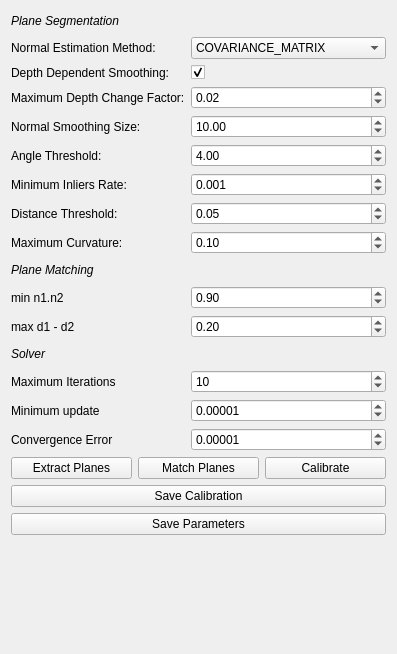
Before: the Qt Designer form gui/config/CCalibFromPlanesConfig.ui in MRPT/autocalib-sensor-extrinsics, drawn with Qt 5.
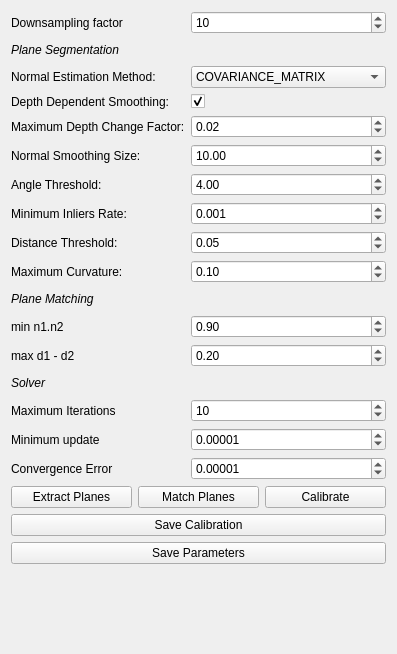
After: the same form once the commit is applied.

Patch:
```diff
--- a/gui/config/CCalibFromPlanesConfig.ui
+++ b/gui/config/CCalibFromPlanesConfig.ui
@@ -28,14 +28,14 @@
   <layout class="QVBoxLayout" name="verticalLayout">
    <item>
     <layout class="QFormLayout" name="params_group_form">
-     <item row="1" column="0">
+     <item row="2" column="0">
       <widget class="QLabel" name="normal_estimation_method_label">
        <property name="text">
         <string>Normal Estimation Method:</string>
        </property>
       </widget>
      </item>
-     <item row="1" column="1">
+     <item row="2" column="1">
       <widget class="QComboBox" name="ne_method_cbox">
        <property name="sizePolicy">
         <sizepolicy hsizetype="Preferred" vsizetype="Fixed">
@@ -60,14 +60,14 @@
        </item>
       </widget>
      </item>
-     <item row="2" column="0">
+     <item row="3" column="0">
       <widget class="QLabel" name="depth_smoothing_label">
        <property name="text">
         <string>Depth Dependent Smoothing:</string>
        </property>
       </widget>
      </item>
-     <item row="2" column="1">
+     <item row="3" column="1">
       <widget class="QCheckBox" name="depth_dependent_smoothing_check">
        <property name="text">
         <string/>
@@ -80,14 +80,14 @@
        </property>
       </widget>
      </item>
-     <item row="3" column="0">
+     <item row="4" column="0">
       <widget class="QLabel" name="depth_change_threshold_label">
        <property name="text">
         <string>Maximum Depth Change Factor:</string>
        </property>
       </widget>
      </item>
-     <item row="3" column="1">
+     <item row="4" column="1">
       <widget class="QDoubleSpinBox" name="max_depth_change_factor_sbox">
        <property name="singleStep">
         <double>0.010000000000000</double>
@@ -97,14 +97,14 @@
        </property>
       </widget>
      </item>
-     <item row="4" column="0">
+     <item row="5" column="0">
       <widget class="QLabel" name="normal_smoothing_size_label">
        <property name="text">
         <string>Normal Smoothing Size:</string>
        </property>
       </widget>
      </item>
-     <item row="4" column="1">
+     <item row="5" column="1">
       <widget class="QDoubleSpinBox" name="normal_smoothing_size_sbox">
        <property name="singleStep">
         <double>0.500000000000000</double>
@@ -114,14 +114,14 @@
        </property>
       </widget>
      </item>
-     <item row="6" column="0">
+     <item row="7" column="0">
       <widget class="QLabel" name="angle_threshold_label">
        <property name="text">
         <string>Angle Threshold:</string>
        </property>
       </widget>
      </item>
-     <item row="6" column="1">
+     <item row="7" column="1">
       <widget class="QDoubleSpinBox" name="angle_threshold_sbox">
        <property name="sizePolicy">
         <sizepolicy hsizetype="Preferred" vsizetype="Fixed">
@@ -134,14 +134,14 @@
        </property>
       </widget>
      </item>
-     <item row="7" column="0">
+     <item row="8" column="0">
       <widget class="QLabel" name="minimum_inliers_label">
        <property name="text">
         <string>Minimum Inliers Rate:</string>
        </property>
       </widget>
      </item>
-     <item row="7" column="1">
+     <item row="8" column="1">
       <widget class="QDoubleSpinBox" name="minimum_threshold_sbox">
        <property name="sizePolicy">
         <sizepolicy hsizetype="Preferred" vsizetype="Fixed">
@@ -160,14 +160,14 @@
        </property>
       </widget>
      </item>
-     <item row="8" column="0">
+     <item row="9" column="0">
       <widget class="QLabel" name="distance_threshold_label">
        <property name="text">
         <string>Distance Threshold:</string>
        </property>
       </widget>
      </item>
-     <item row="8" column="1">
+     <item row="9" column="1">
       <widget class="QDoubleSpinBox" name="distance_threshold_sbox">
        <property name="sizePolicy">
         <sizepolicy hsizetype="Preferred" vsizetype="Fixed">
@@ -183,14 +183,14 @@
        </property>
       </widget>
      </item>
-     <item row="9" column="0">
+     <item row="10" column="0">
       <widget class="QLabel" name="max_curvature_label">
        <property name="text">
         <string>Maximum Curvature:</string>
        </property>
       </widget>
      </item>
-     <item row="9" column="1">
+     <item row="10" column="1">
       <widget class="QDoubleSpinBox" name="max_curvature_sbox">
        <property name="singleStep">
         <double>0.100000000000000</double>
@@ -200,14 +200,14 @@
        </property>
       </widget>
      </item>
-     <item row="11" column="0">
+     <item row="12" column="0">
       <widget class="QLabel" name="normals_dot_label">
        <property name="text">
         <string>min n1.n2</string>
        </property>
       </widget>
      </item>
-     <item row="11" column="1">
+     <item row="12" column="1">
       <widget class="QDoubleSpinBox" name="min_normals_dot_sbox">
        <property name="maximum">
         <double>1.000000000000000</double>
@@ -220,14 +220,14 @@
        </property>
       </widget>
      </item>
-     <item row="12" column="0">
+     <item row="13" column="0">
       <widget class="QLabel" name="dist_diff_label">
        <property name="text">
         <string>max d1 - d2</string>
        </property>
       </widget>
      </item>
-     <item row="12" column="1">
+     <item row="13" column="1">
       <widget class="QDoubleSpinBox" name="max_dist_diff_sbox">
        <property name="maximum">
         <double>1.000000000000000</double>
@@ -240,7 +240,7 @@
        </property>
       </widget>
      </item>
-     <item row="10" column="0">
+     <item row="11" column="0">
       <widget class="QLabel" name="matching_label">
        <property name="text">
         <string>&lt;html&gt;&lt;head/&gt;&lt;body&gt;&lt;p&gt;&lt;span style=&quot; font-style:italic;&quot;&gt;Plane Matching&lt;/span&gt;&lt;/p&gt;&lt;/body&gt;&lt;/html&gt;</string>
@@ -250,7 +250,7 @@
        </property>
       </widget>
      </item>
-     <item row="10" column="1">
+     <item row="11" column="1">
       <spacer name="matching_label_spacer">
        <property name="orientation">
         <enum>Qt::Horizontal</enum>
@@ -263,7 +263,7 @@
        </property>
       </spacer>
      </item>
-     <item row="0" column="0">
+     <item row="1" column="0">
       <widget class="QLabel" name="segment_label">
        <property name="text">
         <string>&lt;html&gt;&lt;head/&gt;&lt;body&gt;&lt;p&gt;&lt;span style=&quot; font-style:italic;&quot;&gt;Plane Segmentation&lt;/span&gt;&lt;/p&gt;&lt;/body&gt;&lt;/html&gt;</string>
@@ -273,7 +273,7 @@
        </property>
       </widget>
      </item>
-     <item row="0" column="1">
+     <item row="1" column="1">
       <spacer name="label_spacer">
        <property name="orientation">
         <enum>Qt::Horizontal</enum>
@@ -286,7 +286,7 @@
        </property>
       </spacer>
      </item>
-     <item row="13" column="0">
+     <item row="14" column="0">
       <layout class="QHBoxLayout" name="horizontalLayout">
        <item>
         <widget class="QLabel" name="label">
@@ -300,7 +300,7 @@
        </item>
       </layout>
      </item>
-     <item row="13" column="1">
+     <item row="14" column="1">
       <spacer name="horizontalSpacer">
        <property name="orientation">
         <enum>Qt::Horizontal</enum>
@@ -313,14 +313,14 @@
        </property>
       </spacer>
      </item>
-     <item row="14" column="0">
+     <item row="15" column="0">
       <widget class="QLabel" name="max_iters_label">
        <property name="text">
         <string>Maximum Iterations</string>
        </property>
       </widget>
      </item>
-     <item row="14" column="1">
+     <item row="15" column="1">
       <widget class="QSpinBox" name="max_iters_sbox">
        <property name="maximum">
         <number>1000</number>
@@ -330,14 +330,14 @@
        </property>
       </widget>
      </item>
-     <item row="15" column="0">
+     <item row="16" column="0">
       <widget class="QLabel" name="minimum_update_label">
        <property name="text">
         <string>Minimum update</string>
        </property>
       </widget>
      </item>
-     <item row="15" column="1">
+     <item row="16" column="1">
       <widget class="QDoubleSpinBox" name="min_update_sbox">
        <property name="decimals">
         <number>5</number>
@@ -350,14 +350,14 @@
        </property>
       </widget>
      </item>
-     <item row="16" column="0">
+     <item row="17" column="0">
       <widget class="QLabel" name="converge_error_label">
        <property name="text">
         <string>Convergence Error</string>
        </property>
       </widget>
      </item>
-     <item row="16" column="1">
+     <item row="17" column="1">
       <widget class="QDoubleSpinBox" name="converge_error_sbox">
        <property name="decimals">
         <number>5</number>
@@ -370,6 +370,23 @@
        </property>
       </widget>
      </item>
+     <item row="0" column="0">
+      <widget class="QLabel" name="downsample_factor_label">
+       <property name="text">
+        <string>Downsampling factor</string>
+       </property>
+      </widget>
+     </item>
+     <item row="0" column="1">
+      <widget class="QSpinBox" name="downsample_factor_sbox">
+       <property name="minimum">
+        <number>1</number>
+       </property>
+       <property name="value">
+        <number>10</number>
+       </property>
+      </widget>
+     </item>
     </layout>
    </item>
    <item>
```
